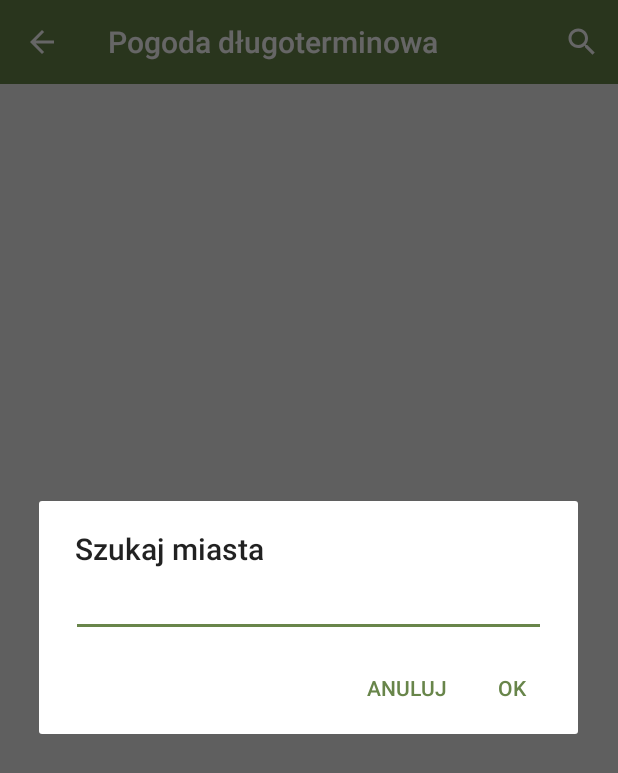
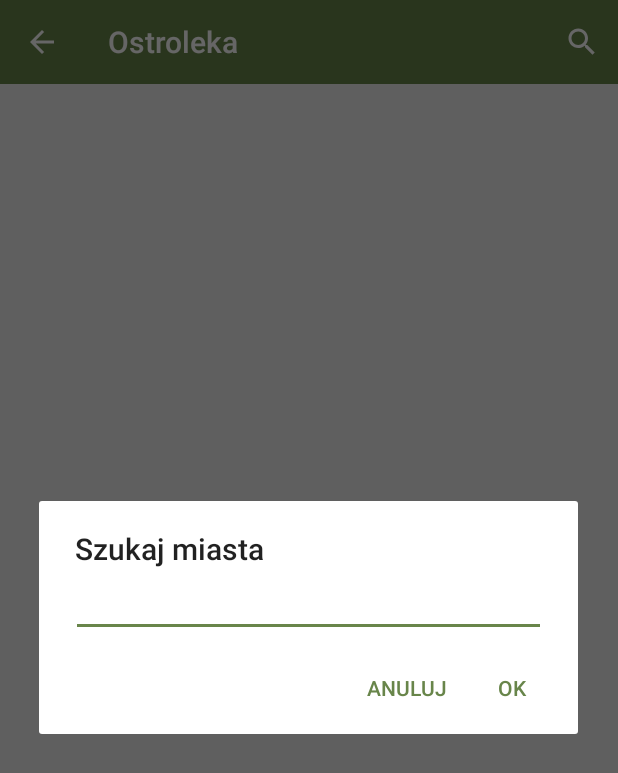
Before and after one commit to DanielMroczkowski/pam-2018-e5c1s1-pogodaapp, an Android app: the LongTermActivity screen opened directly, with no data from a screen before it, after a tap on "Szukaj miasta", on a phone screen of 412 x 824 dp. Shown: the top 773 px of the screen. Run offline under Robolectric (Android 15) with nearby library versions, the light colour scheme and no system bars; our stand-ins replace Volley; network calls fail.

Commit message:
Added city on topbar in LongTermActivity

```diff
--- a/app/src/main/java/pl/parzych_demianiuk/pogodaapp/longTerm/LongTermActivity.java
+++ b/app/src/main/java/pl/parzych_demianiuk/pogodaapp/longTerm/LongTermActivity.java
@@ -6,6 +6,7 @@ import android.os.Bundle;
 import android.support.v4.app.ActivityCompat;
 import android.support.v7.app.AlertDialog;
 import android.support.v7.app.AppCompatActivity;
+import android.support.v7.widget.Toolbar;
 import android.text.InputType;
 import android.view.Menu;
 import android.view.MenuInflater;
@@ -20,10 +21,15 @@ public class LongTermActivity extends AppCompatActivity {
 
     public static String recentCity = "Ostroleka";
 
+
+
     @Override
     protected void onCreate(Bundle savedInstatnceState) {
         super.onCreate(savedInstatnceState);
         setContentView(R.layout.activity_long_term);
+
+        getSupportActionBar().setTitle(recentCity);
+
     }
 
     private void searchCities() {
```
